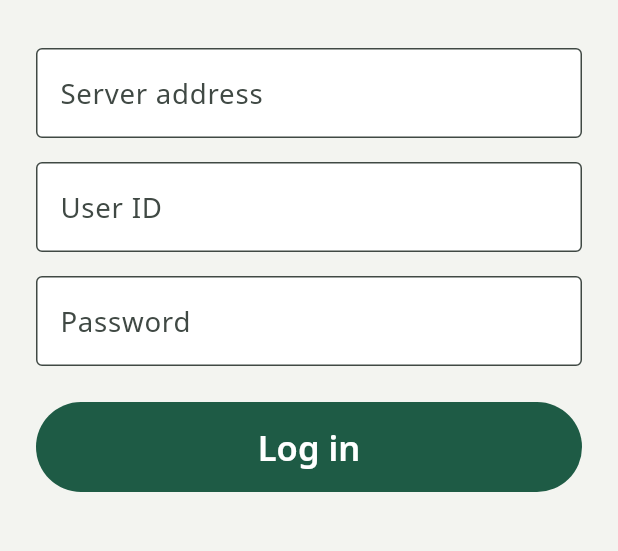
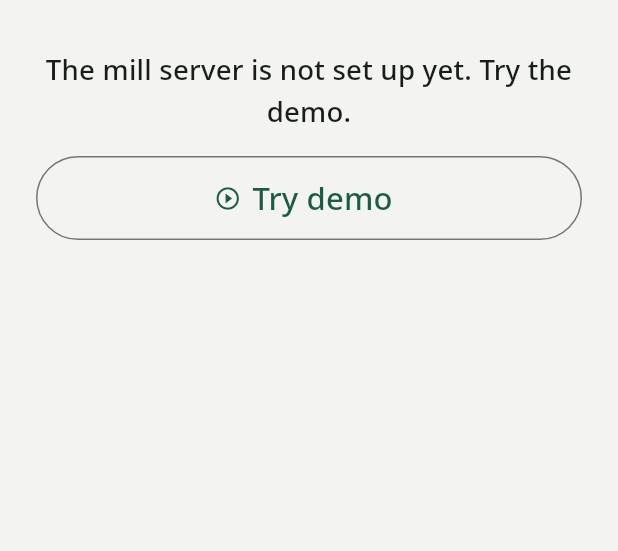
Before and after one commit to satyampd2025-droid/astrasun, a Flutter app: the screen it shows after launch, after a tap on "EN", on a phone screen of 412 x 824 dp, the part 315-866 px from its top. Run offline on Flutter 3.47's test engine with Material 3 defaults, Android fonts, the phone set to English and light mode, and no system bars; our stand-ins replace shared_preferences, speech_to_text.

Commit message:
App: demo mode and a preview APK on every push
- "Try demo" on the login screen: pick a job and see that person's app
  with sample data, no server needed
- Staff builds without a server show only the demo
- GitHub Actions builds, tests and signs an APK on every push to the app
  and publishes it at one fixed link (app-preview release)

Co-Authored-By: Claude Opus 5.5 (1M context) <noreply@anthropic.com>
Claude-Session: https://claude.ai/code/session_01HKZkre8dM2t4CQsdQj5yfj

```diff
--- /dev/null
+++ b/apps/mobile/lib/screens/demo_role_screen.dart
@@ -0,0 +1,58 @@
+import 'package:flutter/material.dart';
+
+import '../app_state.dart';
+import '../strings.dart';
+
+/// Mill role -> how a person would name their job.
+const demoRoles = {
+  'Mill Owner': 'Owner',
+  'Mill Manager': 'Manager',
+  'Mill Sales': 'Sales',
+  'Mill Purchase': 'Purchase',
+  'Mill Gate': 'Gate / weighbridge',
+  'Mill QC': 'Lab',
+  'Mill Production': 'Mill operator',
+  'Mill Packing': 'Packing',
+  'Mill Warehouse': 'Loading',
+  'Mill Dispatch': 'Dispatch',
+  'Mill Driver': 'Driver',
+  'Mill Accounts': 'Accounts',
+  'Mill Auditor': 'Auditor',
+};
+
+/// Pick a job to see the app the way that person will.
+class DemoRoleScreen extends StatelessWidget {
+  const DemoRoleScreen({super.key, required this.state});
+  final AppState state;
+
+  @override
+  Widget build(BuildContext context) {
+    final s = S.of(context);
+    return Scaffold(
+      appBar: AppBar(title: Text(s.t('Who are you?'))),
+      body: ListView(
+        padding: const EdgeInsets.all(16),
+        children: [
+          for (final entry in demoRoles.entries)
+            Padding(
+              padding: const EdgeInsets.only(bottom: 10),
+              child: FilledButton.tonal(
+                style: FilledButton.styleFrom(
+                  minimumSize: const Size.fromHeight(60),
+                ),
+                onPressed: () async {
+                  final navigator = Navigator.of(context);
+                  await state.startDemo(entry.key);
+                  navigator.popUntil((route) => route.isFirst);
+                },
+                child: Text(
+                  s.t(entry.value),
+                  style: const TextStyle(fontSize: 20),
+                ),
+              ),
+            ),
+        ],
+      ),
+    );
+  }
+}
--- a/apps/mobile/lib/screens/login_screen.dart
+++ b/apps/mobile/lib/screens/login_screen.dart
@@ -4,6 +4,7 @@ import '../api/erpnext_client.dart';
 import '../app_state.dart';
 import '../strings.dart';
 import '../widgets/language_switch.dart';
+import 'demo_role_screen.dart';
 
 class LoginScreen extends StatefulWidget {
   const LoginScreen({super.key, required this.state});
@@ -65,6 +66,15 @@ class _LoginScreenState extends State<LoginScreen> {
               style: Theme.of(context).textTheme.headlineMedium,
             ),
             const SizedBox(height: 32),
+            if (!widget.state.canLogIn)
+              // A staff build made before the mill server exists.
+              Text(
+                s.t('The mill server is not set up yet. Try the demo.'),
+                key: const Key('no-server'),
+                textAlign: TextAlign.center,
+                style: Theme.of(context).textTheme.titleMedium,
+              )
+            else ...[
               // Only developer builds ask; the mill's app has the address built in.
               if (widget.state.askForServer) ...[
                 TextField(
@@ -108,6 +118,24 @@ class _LoginScreenState extends State<LoginScreen> {
                     : Text(s.t('Log in')),
               ),
             ],
+            const SizedBox(height: 16),
+            OutlinedButton.icon(
+              key: const Key('demo'),
+              style: OutlinedButton.styleFrom(
+                minimumSize: const Size.fromHeight(56),
+              ),
+              icon: const Icon(Icons.play_circle_outline),
+              label: Text(
+                s.t('Try demo'),
+                style: const TextStyle(fontSize: 18),
+              ),
+              onPressed: () => Navigator.of(context).push(
+                MaterialPageRoute(
+                  builder: (_) => DemoRoleScreen(state: widget.state),
+                ),
+              ),
+            ),
+          ],
         ),
       ),
     );
--- a/apps/mobile/lib/strings.dart
+++ b/apps/mobile/lib/strings.dart
@@ -26,6 +26,25 @@ const Map<String, Map<String, String>> _strings = {
         'इस फ़ोन पर बोलकर लिखना उपलब्ध नहीं है',
     'Try voice input': 'बोलकर लिखें',
     'Remarks': 'टिप्पणी',
+    'Try demo': 'डेमो देखें',
+    'The mill server is not set up yet. Try the demo.':
+        'मिल का सर्वर अभी तैयार नहीं है। डेमो देखें।',
+    'Who are you?': 'आप कौन हैं?',
+    'Demo: sample data, nothing is saved':
+        'डेमो: नमूना डेटा, कुछ भी सेव नहीं होता',
+    'Owner': 'मालिक',
+    'Manager': 'मैनेजर',
+    'Sales': 'सेल्स',
+    'Purchase': 'खरीद',
+    'Gate / weighbridge': 'गेट / कांटा',
+    'Lab': 'लैब',
+    'Mill operator': 'मिल ऑपरेटर',
+    'Packing': 'पैकिंग',
+    'Loading': 'लोडिंग',
+    'Dispatch': 'डिस्पैच',
+    'Driver': 'ड्राइवर',
+    'Accounts': 'अकाउंट्स',
+    'Auditor': 'ऑडिटर',
     // Tasks
     'Approve orders': 'ऑर्डर मंज़ूर करें',
     'Today at the mill': 'आज मिल में',
```
Also changed, not shown: apps/mobile/lib/api/demo_client.dart (added, +22 -0 lines), apps/mobile/lib/app_state.dart (+23 -4 lines), apps/mobile/lib/screens/home_screen.dart (+11 -0 lines), 4 other files. Lines whose indentation alone changed are shown as unchanged.
